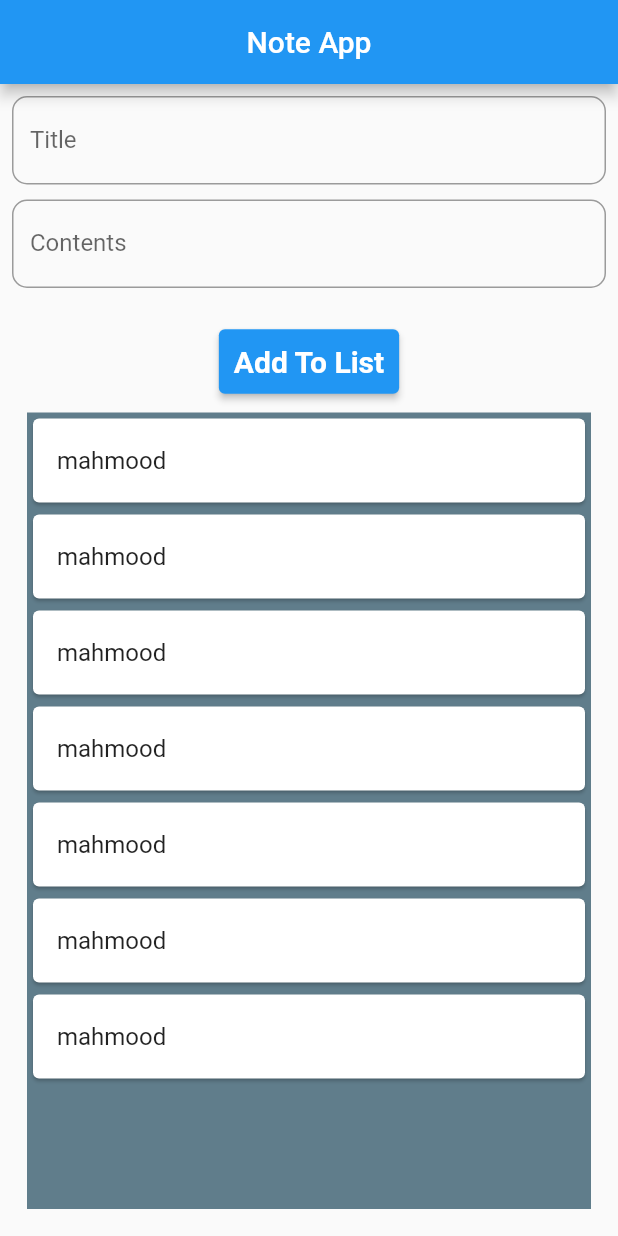
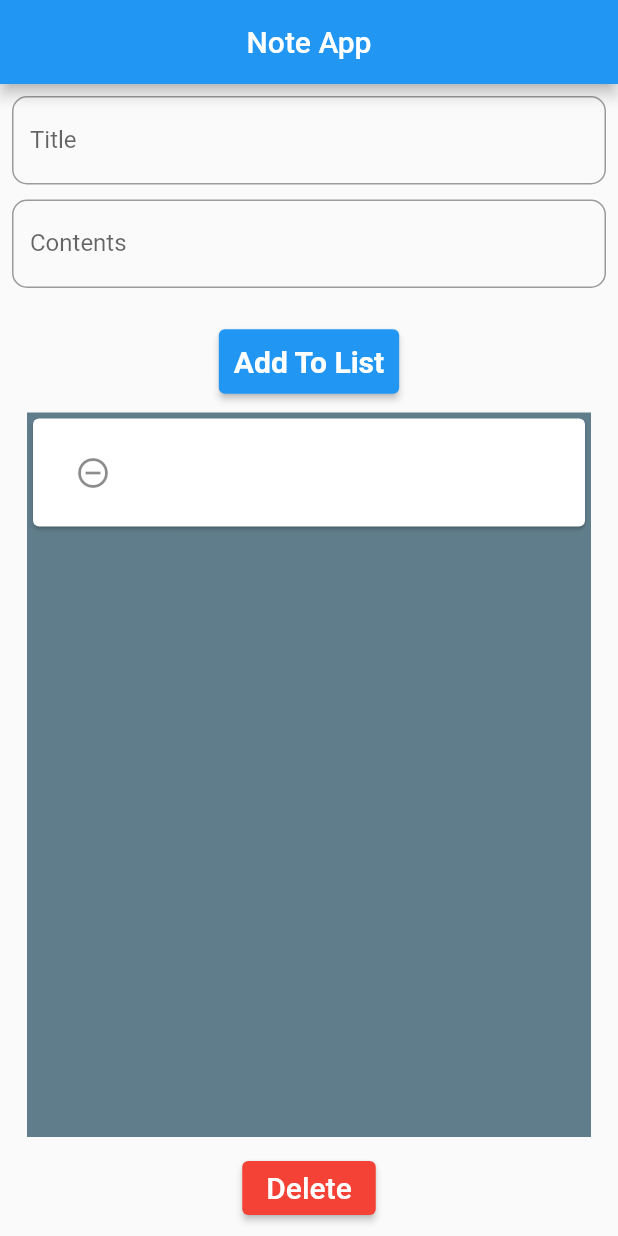
Before and after one commit to MahmoodHashem/note_hive, a Flutter app: the screen it shows after launch, after a tap on "Add To List", on a phone screen of 412 x 824 dp. Run offline on Flutter 3.47's test engine with Material 2 defaults, Android fonts, the phone set to English and light mode, and no system bars; our stand-ins replace hive, hive_flutter; accounts and stored records are empty.

Commit message:
The box has been created and used.

```diff
--- a/lib/screens/note_screen.dart
+++ b/lib/screens/note_screen.dart
@@ -11,12 +11,11 @@ class NoteScreen extends StatefulWidget {
 
 class _NoteScreenState extends State<NoteScreen> {
 
-
+  TextEditingController title = TextEditingController();
+  TextEditingController content = TextEditingController();
 
   @override
   Widget build(BuildContext context) {
-    String? title;
-    String? content;
     return Scaffold(
       appBar: AppBar(
         title: const Text('Note App'),
@@ -28,29 +27,25 @@ class _NoteScreenState extends State<NoteScreen> {
           child: Column(
             children: [
               TextField(
+             controller: title,
                 decoration: InputDecoration(
                   labelText: "Title",
                   border: OutlineInputBorder(
                     borderRadius: BorderRadius.circular(10)
                   )
                 ),
-                onChanged: (newTitle){
-                  title = newTitle;
-                },
               ),
               SizedBox(
                 height: 10,
               ),
               TextField(
+                controller: content,
                 decoration: InputDecoration(
                   labelText: "Contents",
                   border: OutlineInputBorder(
                     borderRadius: BorderRadius.circular(10)
                   ),
                 ),
-                onChanged: (newContent){
-                  content = newContent;
-                },
               ),
             SizedBox(
               height: 15,
@@ -66,8 +61,9 @@ class _NoteScreenState extends State<NoteScreen> {
                 onPressed: (){
                   setState(() {
                     noteBoxes.put("key_${title!}",
-                        Note(title: title!, content: content!));
-
+                        Note(title: title.text, content: content.text));
+                    title.clear();
+                    content.clear();
                   });
                 },
               child: Text("Add To List",
@@ -83,16 +79,39 @@ class _NoteScreenState extends State<NoteScreen> {
                     color: Colors.blueGrey,
                 margin: EdgeInsets.all(10),
                 child: ListView.builder(
-                  itemCount: 7,
+                  itemCount: noteBoxes.length,
                     itemBuilder: (context, index){
+                    Note note = noteBoxes.getAt(index)!;
                       return Card(
                         child: ListTile(
-                          title: Text('mahmood'),
+                          leading:  IconButton(onPressed: (){
+
+                            setState(() {
+                              noteBoxes.deleteAt(index);
+                            });
+                          }, icon: Icon(Icons.remove_circle_outline)),
+                          title: Text(note.title),
+                          subtitle: Text(note.content),
                         ),
                       );
                     }
                 ),
-              ))
+              ),),
+              ElevatedButton(
+                style: ButtonStyle(
+                  backgroundColor: MaterialStatePropertyAll(Colors.red),
+                ),
+                  onPressed:(){
+                setState(() {
+                  noteBoxes.clear();
+                });
+              }, child: Text("Delete",
+              style: TextStyle(
+                fontSize: 20,
+              ),
+              ),
+
+              )
             ],
           ),
         ),
```
